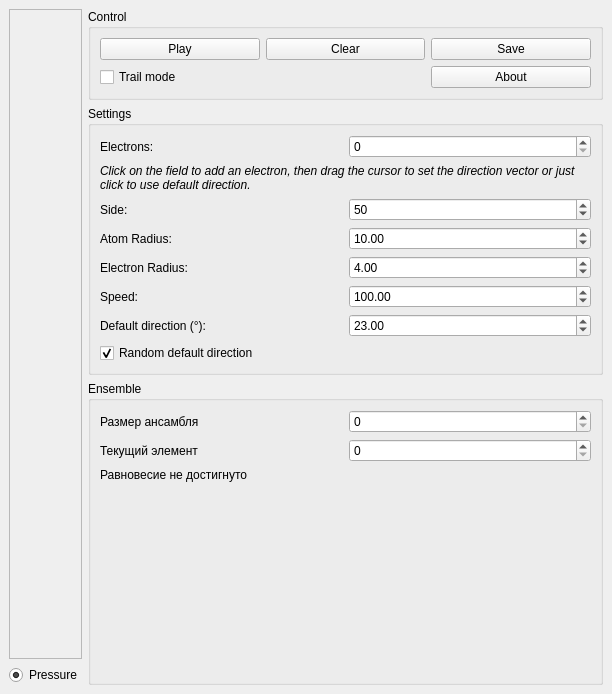
Old version of the form Lorentz-gas-master/src/window.ui in the repository evgenii-nikishin/physics-project.
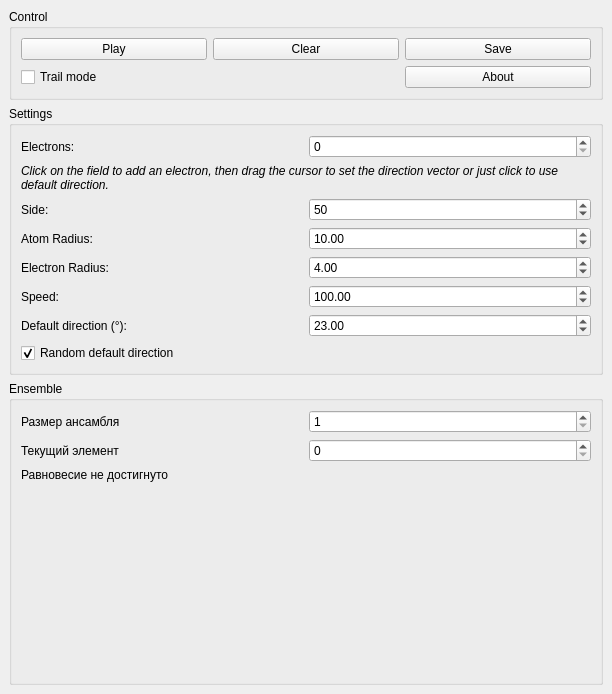
New version of the form.

Patch:
```diff
--- a/Lorentz-gas-master/src/window.ui
+++ b/Lorentz-gas-master/src/window.ui
@@ -89,7 +89,7 @@
             <number>0</number>
            </property>
            <property name="maximum">
-            <number>500</number>
+            <number>10000</number>
            </property>
            <property name="value">
             <number>0</number>
@@ -252,52 +252,6 @@
       </layout>
      </widget>
     </item>
-    <item row="0" column="1" rowspan="3">
-     <layout class="QVBoxLayout" name="leftLayout">
-      <item>
-       <widget class="QFrame" name="frame">
-        <property name="sizePolicy">
-         <sizepolicy hsizetype="Preferred" vsizetype="Preferred">
-          <horstretch>0</horstretch>
-          <verstretch>0</verstretch>
-         </sizepolicy>
-        </property>
-        <property name="frameShape">
-         <enum>QFrame::StyledPanel</enum>
-        </property>
-        <property name="frameShadow">
-         <enum>QFrame::Raised</enum>
-        </property>
-        <layout class="QHBoxLayout" name="horizontalLayout_2">
-         <item>
-          <layout class="QGridLayout" name="nativeLayout">
-           <property name="sizeConstraint">
-            <enum>QLayout::SetDefaultConstraint</enum>
-           </property>
-          </layout>
-         </item>
-        </layout>
-       </widget>
-      </item>
-      <item>
-       <layout class="QHBoxLayout" name="horizontalLayout">
-        <item>
-         <widget class="QRadioButton" name="plotPressureButton">
-          <property name="text">
-           <string>Pressure</string>
-          </property>
-          <property name="checked">
-           <bool>true</bool>
-          </property>
-         </widget>
-        </item>
-       </layout>
-      </item>
-      <item>
-       <layout class="QGridLayout" name="plotLayout"/>
-      </item>
-     </layout>
-    </item>
     <item row="2" column="3">
      <widget class="QGroupBox" name="ensembleBox">
       <property name="title">
@@ -318,6 +272,12 @@
            <property name="decimals">
             <number>0</number>
            </property>
+           <property name="minimum">
+            <double>1.000000000000000</double>
+           </property>
+           <property name="maximum">
+            <double>10000.000000000000000</double>
+           </property>
           </widget>
          </item>
          <item row="1" column="0">
@@ -332,6 +292,9 @@
            <property name="decimals">
             <number>0</number>
            </property>
+           <property name="maximum">
+            <double>10000.000000000000000</double>
+           </property>
           </widget>
          </item>
         </layout>
```
Left out of the diff: 158 changed lines with no effect on the pictures.
